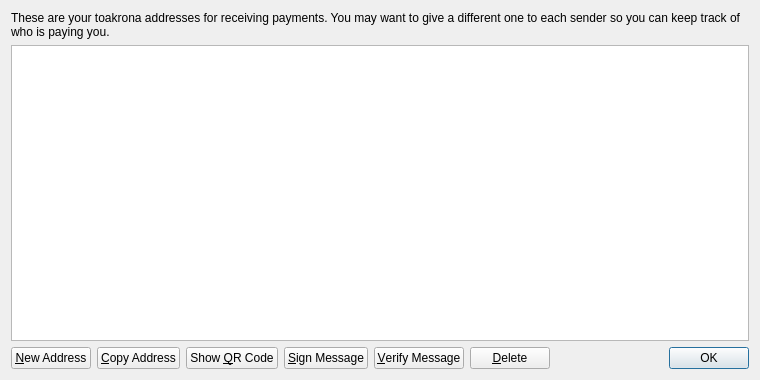
Above: src/qt/forms/addressbookpage.ui from Pranz/smallchange before the change. Below: the same form after it.
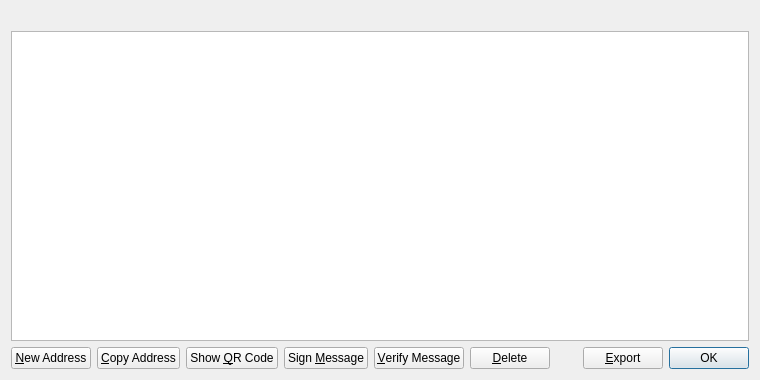
That is the form after the change. Icons and pictures are not drawn.

Commit message: Reboot, forking LiteCoin with modifications to Toakrona

Diff of the .ui file:
```diff
--- a/src/qt/forms/addressbookpage.ui
+++ b/src/qt/forms/addressbookpage.ui
@@ -16,9 +16,6 @@
   <layout class="QVBoxLayout" name="verticalLayout">
    <item>
     <widget class="QLabel" name="labelExplanation">
-     <property name="text">
-      <string>These are your toakrona addresses for receiving payments. You may want to give a different one to each sender so you can keep track of who is paying you.</string>
-     </property>
      <property name="textFormat">
       <enum>Qt::PlainText</enum>
      </property>
@@ -102,7 +99,7 @@
         <string>Sign a message to prove you own a Toakrona address</string>
        </property>
        <property name="text">
-        <string>&amp;Sign Message</string>
+        <string>Sign &amp;Message</string>
        </property>
        <property name="icon">
         <iconset resource="../toakrona.qrc">
@@ -151,6 +148,20 @@
        </property>
       </spacer>
      </item>
+     <item>
+      <widget class="QPushButton" name="exportButton">
+       <property name="toolTip">
+        <string>Export the data in the current tab to a file</string>
+       </property>
+       <property name="text">
+        <string>&amp;Export</string>
+       </property>
+       <property name="icon">
+        <iconset resource="../bitcoin.qrc">
+         <normaloff>:/icons/export</normaloff>:/icons/export</iconset>
+       </property>
+      </widget>
+     </item>
      <item>
       <widget class="QDialogButtonBox" name="buttonBox">
        <property name="sizePolicy">
```
Left out of the diff: 22 changed lines with no effect on the pictures. The commit also changes 539 other files.
